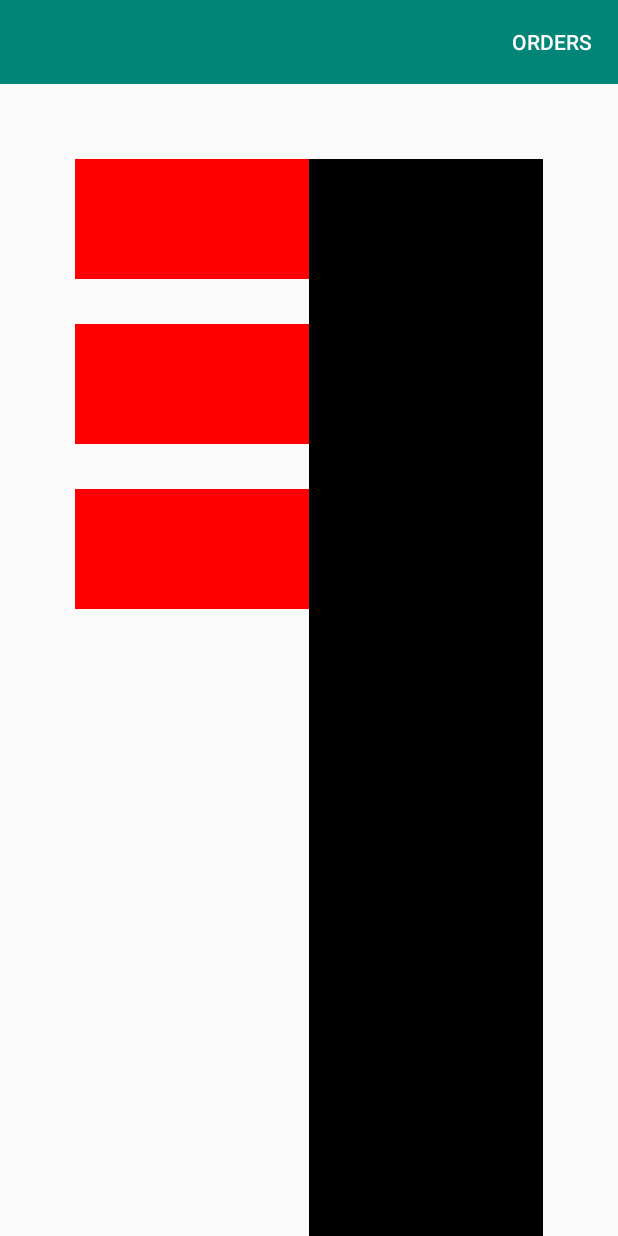
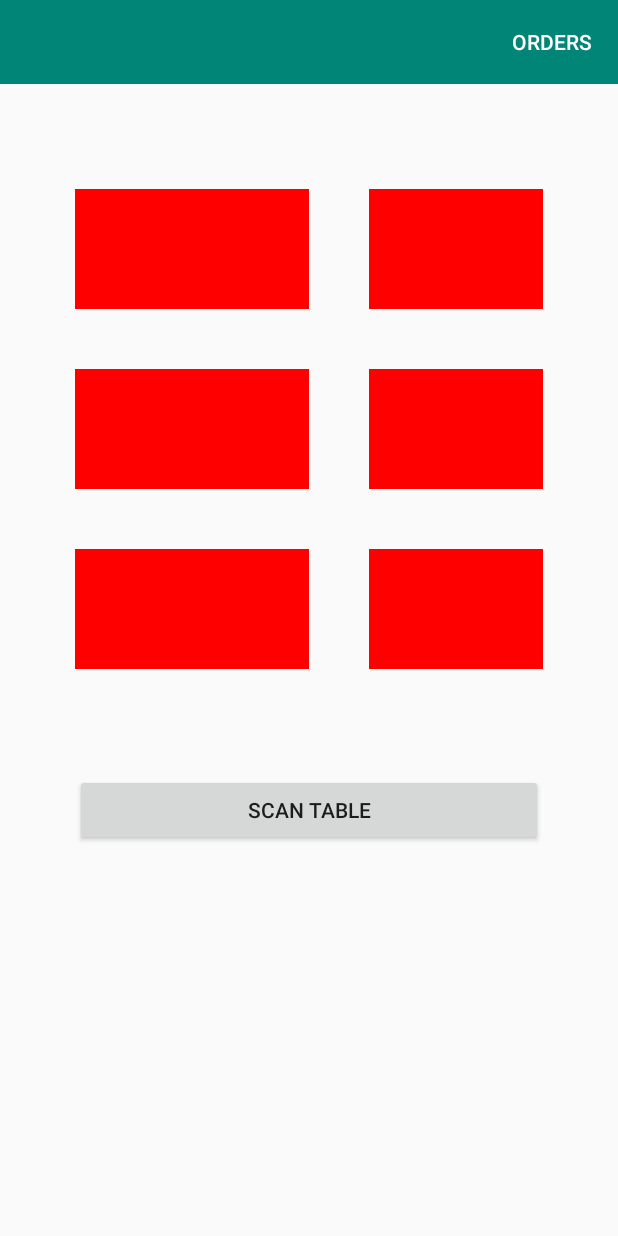
Before and after one commit to SimonsRepositories/restaurant-organizer, an Android app: the MainActivity screen opened directly, with no data from a screen before it, on a phone screen of 412 x 824 dp. Run offline under Robolectric (Android 15) with nearby library versions, the phone set to English and light mode, and no system bars.

Commit message:
implemented both seat rows

```diff
--- a/app/src/main/java/com/example/restaurantorganizer/MainActivity.java
+++ b/app/src/main/java/com/example/restaurantorganizer/MainActivity.java
@@ -15,6 +15,7 @@ import java.util.List;
 public class MainActivity extends AppCompatActivity {
 
     private RecyclerView seatsLeftRecyclerView;
+    private RecyclerView seatsRightRecyclerView;
 
     private final List<Seat> seats = Arrays.asList(new Seat(1), new Seat(2), new Seat(3));
 
@@ -29,17 +30,28 @@ public class MainActivity extends AppCompatActivity {
 
 
         seatsLeftRecyclerView = findViewById(R.id.seatsLeft);
-        SeatAdapter seatsLeftAdapter = new SeatAdapter(this, seats);
+        SeatAdapter seatsLeftAdapter = setupSeatRecyclerView(seatsLeftRecyclerView, seats);
+        seatsRightRecyclerView = findViewById(R.id.seatsRight);
+        SeatAdapter seatsRightAdapter = setupSeatRecyclerView(seatsRightRecyclerView, seats);
 
-        RecyclerView.LayoutManager layoutManager = new LinearLayoutManager(this);
-        seatsLeftRecyclerView.setLayoutManager(layoutManager);
+        seatsRightAdapter.setClickListener((v, position) -> {
 
+        });
 
-        seatsLeftRecyclerView.setAdapter(seatsLeftAdapter);
+        seatsLeftAdapter.setClickListener((v, position) -> {
 
+        });
 
 
 
     }
 
+    private SeatAdapter setupSeatRecyclerView(RecyclerView recyclerView, List<Seat> seats) {
+        SeatAdapter seatsLeftAdapter = new SeatAdapter(this, seats);
+        RecyclerView.LayoutManager layoutManager = new LinearLayoutManager(this);
+        recyclerView.setLayoutManager(layoutManager);
+        recyclerView.setAdapter(seatsLeftAdapter);
+        return (SeatAdapter) recyclerView.getAdapter();
+    }
+
 }
--- a/app/src/main/res/layout/activity_main.xml
+++ b/app/src/main/res/layout/activity_main.xml
@@ -27,18 +27,23 @@
     </androidx.appcompat.widget.Toolbar>
 
     <LinearLayout
+        android:layout_width="match_parent"
+        android:layout_height="match_parent"
+        android:paddingHorizontal="50dp"
+        android:orientation="vertical">
+
+        <LinearLayout
             android:layout_marginTop="50dp"
             android:layout_width="wrap_content"
             android:layout_height="wrap_content"
-        android:orientation="horizontal"
-        android:paddingHorizontal="50dp">
+            android:orientation="horizontal">
 
             <androidx.recyclerview.widget.RecyclerView
                 android:id="@+id/seatsLeft"
                 android:scrollbars="vertical"
                 android:layout_width="0dp"
                 android:layout_weight="1"
-            android:layout_height="match_parent"/>
+                android:layout_height="wrap_content"/>
 
 
 
@@ -46,19 +51,23 @@
                 android:layout_width="0dp"
                 android:layout_height="match_parent"
                 android:layout_weight="2"
+                android:layout_marginHorizontal="20dp"
                 android:background="#ff0000"
                 android:paddingHorizontal="10dp" />
 
-        <View
+            <androidx.recyclerview.widget.RecyclerView
+                android:id="@+id/seatsRight"
+                android:scrollbars="vertical"
                 android:layout_width="0dp"
-            android:layout_height="wrap_content"
                 android:layout_weight="1"
-            android:background="#000000"
-            android:paddingHorizontal="10dp"/>
+                android:layout_height="wrap_content"/>
         </LinearLayout>
 
         <Button
+            android:layout_marginTop="50dp"
             android:layout_width="match_parent"
             android:layout_height="wrap_content"
-        android:text="asdkljf"/>
+            android:layout_gravity="bottom"
+            android:text="@string/scan_table"/>
     </LinearLayout>
+</LinearLayout>
--- a/app/src/main/res/layout/seat_view.xml
+++ b/app/src/main/res/layout/seat_view.xml
@@ -6,5 +6,5 @@
     android:background="#ff0000"
     android:clickable="true"
     android:text=""
-    android:layout_marginBottom="30dp">
+    android:layout_marginVertical="20dp">
 </View>
--- a/app/src/main/res/values/strings.xml
+++ b/app/src/main/res/values/strings.xml
@@ -2,4 +2,5 @@
     <string name="app_name">RestaurantOrganizer</string>
     <string name="title_activity_main">MainActivity</string>
     <string name="orders">Orders</string>
+    <string name="scan_table">Scan Table</string>
 </resources>
```
Lines whose indentation alone changed are shown as unchanged.
